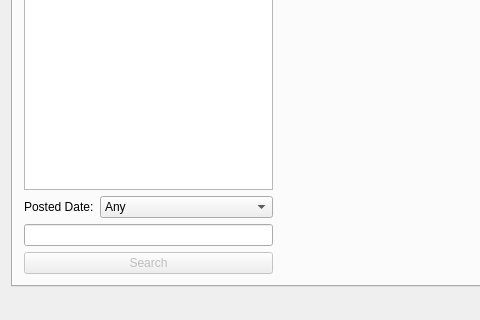
ElanGroup/freelance-navigator, file sources/mainwindow.ui: the form before one commit; both pictures show x 0 to 480 and y 280 to 600 of the 800 by 600 pixel window.
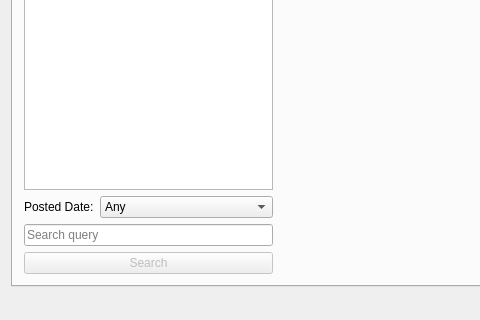
The form after the commit. Custom widgets are drawn as their Qt base class.

Commit message: Search query filter has been realized.

```diff
--- a/sources/mainwindow.ui
+++ b/sources/mainwindow.ui
@@ -95,7 +95,11 @@
            </layout>
           </item>
           <item>
-           <widget class="QLineEdit" name="upworkSearchLineEdit"/>
+           <widget class="QLineEdit" name="upworkSearchLineEdit">
+            <property name="placeholderText">
+             <string>Search query</string>
+            </property>
+           </widget>
           </item>
           <item>
            <widget class="QPushButton" name="upworkSearchButton">
```
The commit also changes 9 other files.
